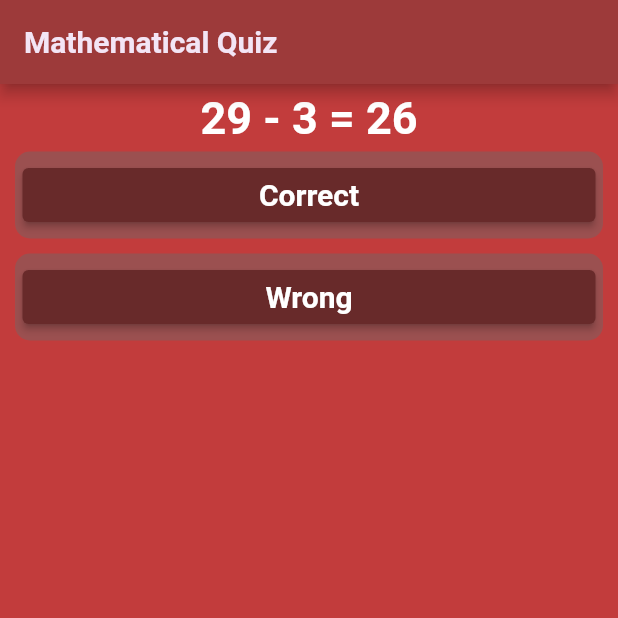
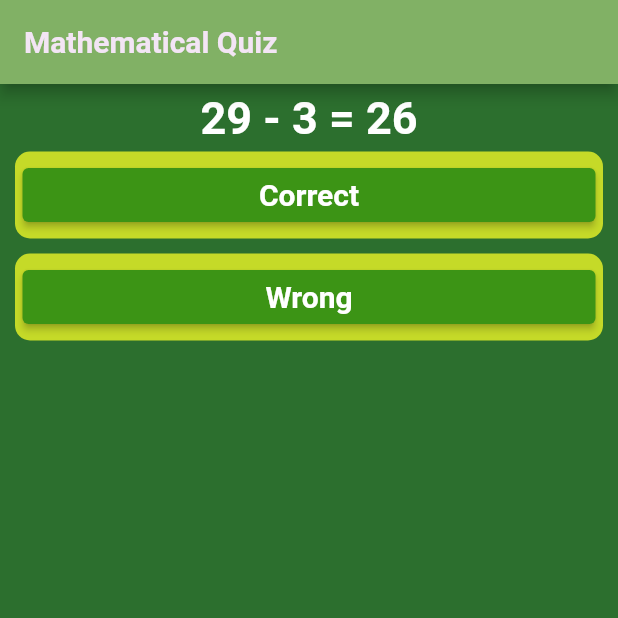
Before and after one commit to sanjibsinha/quiz_master, a Flutter app: the screen it shows after launch, on a phone screen of 412 x 824 dp, the top half of it. Run offline on Flutter 3.47's test engine with Material 2 defaults, Android fonts, the phone set to English and light mode, and no system bars; our stand-ins replace google_fonts, rflutter_alert; Roboto replaces fonts that are missing (Lacquer, Laila, Lalezar).

Commit message:
Testing theme and color grrenish

```diff
--- a/lib/main.dart
+++ b/lib/main.dart
@@ -15,12 +15,12 @@ class QuizApp extends StatelessWidget {
   Widget build(BuildContext context) {
     return MaterialApp(
       theme: ThemeData.dark().copyWith(
-        primaryColor: const Color(0xFF8B3817),
-        scaffoldBackgroundColor: const Color(0xFFC23C3C),
+        primaryColor: const Color(0xFF409B25),
+        scaffoldBackgroundColor: const Color(0xFF2C6F2E),
       ),
       home: Scaffold(
         appBar: AppBar(
-          backgroundColor: const Color(0xFF9D3A3A),
+          backgroundColor: const Color(0xFF81B165),
           title: Text(
             'Mathematical Quiz',
             style: GoogleFonts.lacquer(
@@ -142,12 +142,12 @@ class _QuizPageState extends State<QuizPage> {
     return Container(
       padding: const EdgeInsets.all(5.0),
       decoration: BoxDecoration(
-        color: const Color(0xFF9B5050),
+        color: const Color(0xFFC5DA28),
         borderRadius: BorderRadius.circular(10.0),
       ),
       child: ElevatedButton(
         style: ElevatedButton.styleFrom(
-          primary: const Color(0xFF682a2a), // This
+          primary: const Color(0xFF3C9415), // This
         ),
         onPressed: () {
           checkAnswer(trueOrFalse);
```
